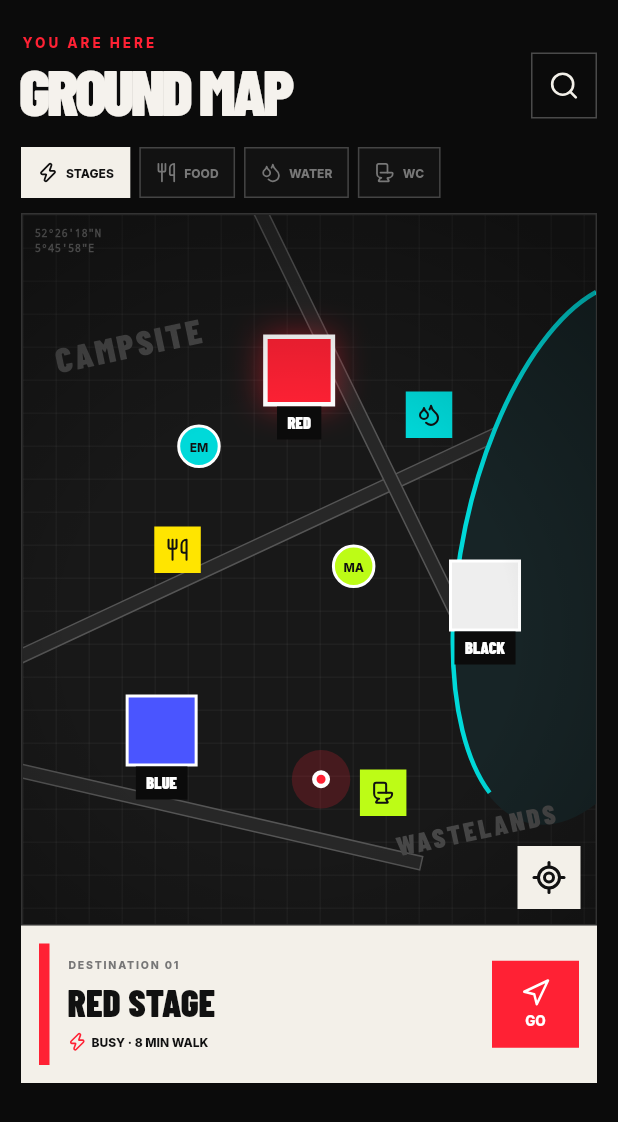
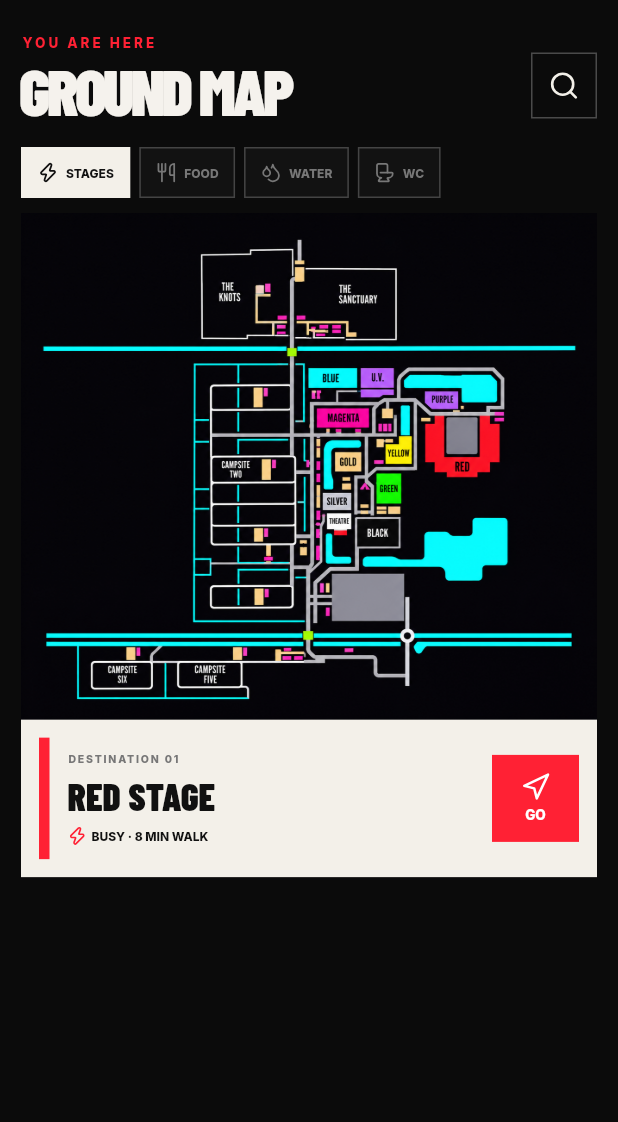
Before and after one commit to festival-companion-fhict/Front-end, a Flutter app: the MapScreen widget shown alone on an empty page, opened directly with empty values, on a phone screen of 412 x 824 dp. Shown: the top 1122 px of the screen. Run offline on Flutter 3.47's test engine with Material 3 defaults, Android fonts, the phone set to English and light mode, and no system bars; our stand-ins replace lucide_icons_flutter, shared_preferences; accounts and stored records are empty.

Commit message:
map added

```diff
--- a/lib/screens/map_screen.dart
+++ b/lib/screens/map_screen.dart
@@ -21,7 +21,9 @@ class MapScreen extends StatefulWidget {
 
 class _MapScreenState extends State<MapScreen> {
   String _filter = 'STAGES';
-  String _selected = 'RED STAGE';
+  final String _selected = 'RED STAGE';
+
+
 
   static const _filters = [
     ('STAGES', LucideIcons.zap),
@@ -76,7 +78,13 @@ class _MapScreenState extends State<MapScreen> {
             ),
           ),
           const SizedBox(height: 10),
-          _FestivalMap(filter: _filter, selected: _selected, onSelect: (s) => setState(() => _selected = s)),
+              ClipRect(
+            child: InteractiveViewer(
+              minScale: 1,
+              maxScale: 4,
+              child: Image.asset('assets/images/Festival kaart naam.png'),
+            ),
+          ),
           _MapSheet(selected: _selected, onGo: () => widget.go(DqPage.lineup)),
         ],
       ),
```
